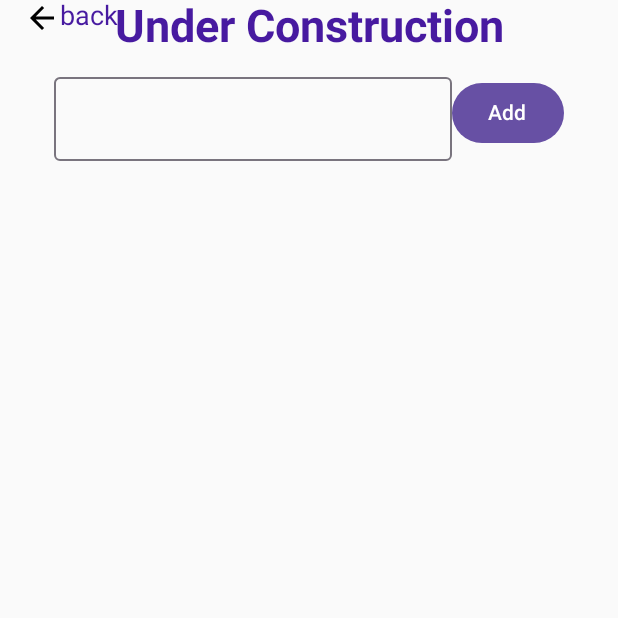
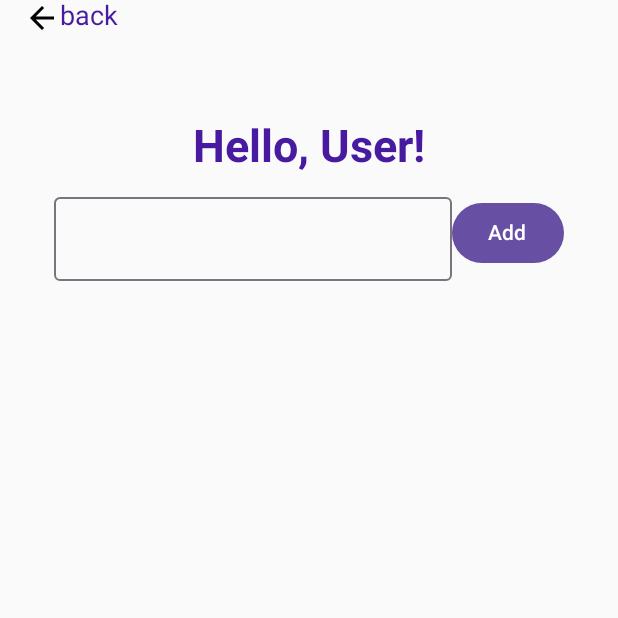
Before and after one commit to mecuch/DSW52763_ANDROID, an Android app built with Jetpack Compose: the home_page screen opened through its navigation route, on a phone screen of 412 x 824 dp, the top half of it. Run offline under Robolectric (Android 15) with nearby library versions, the phone set to English and light mode, and no system bars; our stand-ins replace livedata-compose.

Commit message:
Home System part 3

```diff
--- a/app/src/main/java/com/example/dsw_52763_android/view/HomePage.kt
+++ b/app/src/main/java/com/example/dsw_52763_android/view/HomePage.kt
@@ -68,19 +68,20 @@
     }
     Column(
         modifier = Modifier
-            .fillMaxSize()
-            .padding(horizontal = 20.dp),
+            .padding(horizontal = 20.dp)
+            .padding(top = 80.dp),
         horizontalAlignment = Alignment.CenterHorizontally,
         verticalArrangement = Arrangement.Center
+
     ) {
         Column {
-            non_clickables.HeaderText("Under Construction")
+            non_clickables.HeaderText("Hello, User!")
         }
 
         Column(
             modifier = Modifier
                 .fillMaxHeight()
-                .padding(8.dp)
+                .padding(8.dp),
         ) {
 
             Row(
```
